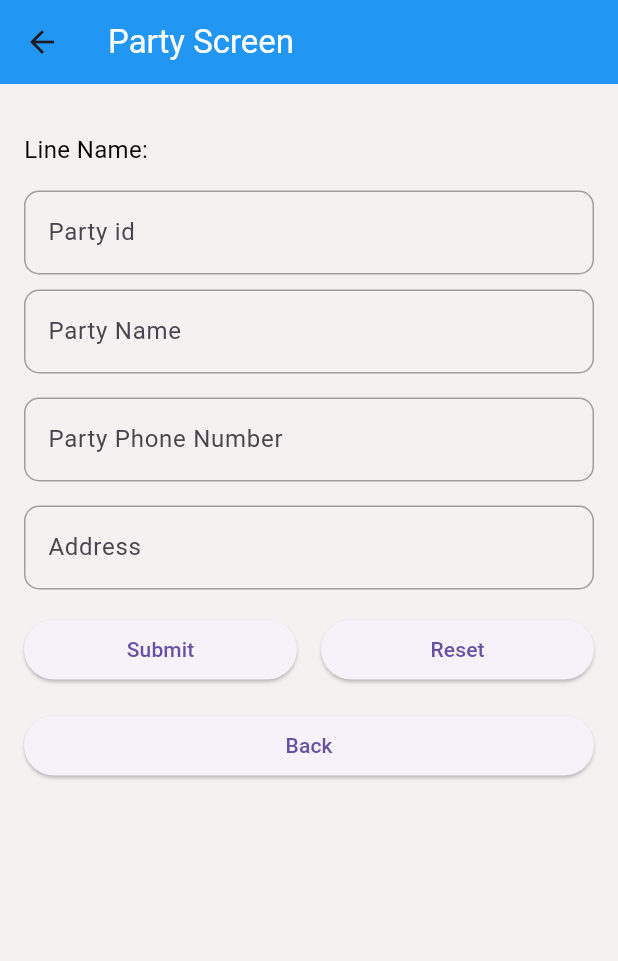
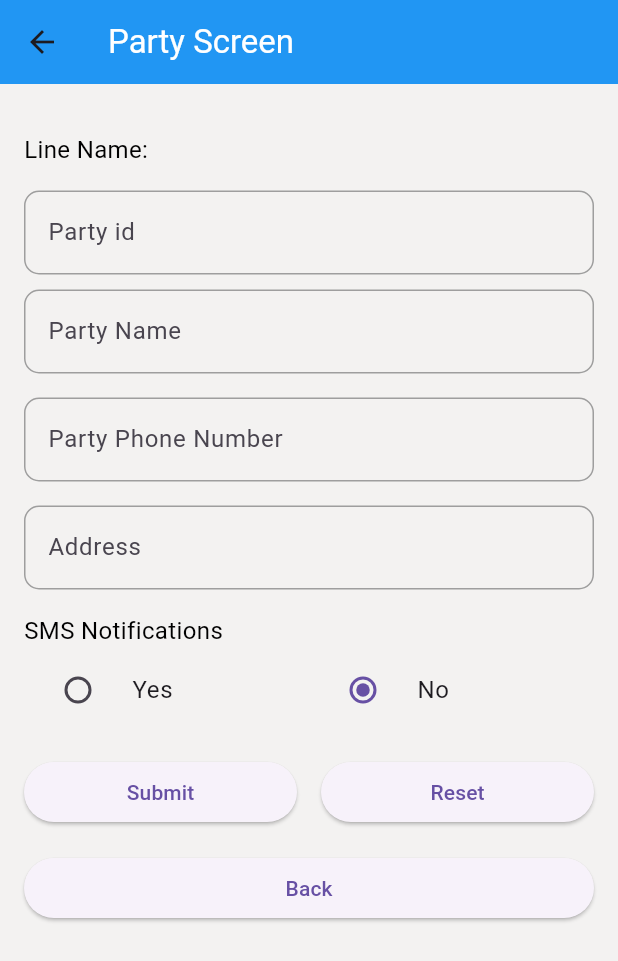
Before and after one commit to sasiksk/svfin, a Flutter app: the PartyScreen screen opened directly, on a phone screen of 412 x 824 dp. Shown: the top 961 px of the screen. Run offline on Flutter 3.47's test engine with Material 3 defaults, Android fonts, the phone set to English and light mode, and no system bars; our stand-ins replace flutter_riverpod, font_awesome_flutter, open_file, pdf, shared_preferences and 1 more; missing offline and left inert: dart:ffi; accounts and stored records are empty; Roboto replaces fonts that are missing (Times New Roman).

Commit message:
01-12-2424

```diff
--- a/lib/Utilities/PartyScreen.dart
+++ b/lib/Utilities/PartyScreen.dart
@@ -29,6 +29,7 @@ class _PartyScreenState extends ConsumerState<PartyScreen> {
   final _formKey = GlobalKey<FormState>();
 
   late String _lineName;
+  bool _sms = false; // Default value for SMS
 
   @override
   void initState() {
@@ -51,6 +52,9 @@ class _PartyScreenState extends ConsumerState<PartyScreen> {
     _partyPhoneNumberController.clear();
     _partyidController.clear();
     _addressController.clear();
+    setState(() {
+      _sms = false; // Reset SMS to default value
+    });
   }
 
   Future<void> _submitForm() async {
@@ -62,6 +66,7 @@ class _PartyScreenState extends ConsumerState<PartyScreen> {
           partyName: _partyNameController.text,
           partyPhoneNumber: _partyPhoneNumberController.text,
           address: _addressController.text,
+          sms: _sms,
         );
         ScaffoldMessenger.of(context).showSnackBar(
           SnackBar(content: Text('Party added successfully')),
@@ -153,6 +158,39 @@ class _PartyScreenState extends ConsumerState<PartyScreen> {
                   },
                 ),
                 SizedBox(height: 16.0),
+                Text(
+                  'SMS Notifications',
+                  style: TextStyle(fontSize: 16.0),
+                ),
+                Row(
+                  children: [
+                    Expanded(
+                      child: RadioListTile<bool>(
+                        title: Text('Yes'),
+                        value: true,
+                        groupValue: _sms,
+                        onChanged: (value) {
+                          setState(() {
+                            _sms = value!;
+                          });
+                        },
+                      ),
+                    ),
+                    Expanded(
+                      child: RadioListTile<bool>(
+                        title: Text('No'),
+                        value: false,
+                        groupValue: _sms,
+                        onChanged: (value) {
+                          setState(() {
+                            _sms = value!;
+                          });
+                        },
+                      ),
+                    ),
+                  ],
+                ),
+                SizedBox(height: 16.0),
                 Row(
                   children: [
                     Expanded(
--- a/lib/home_screen.dart
+++ b/lib/home_screen.dart
@@ -2,10 +2,10 @@ import 'package:flutter/material.dart';
 import 'package:flutter_riverpod/flutter_riverpod.dart';
 import 'package:svf/Data/Databasehelper.dart';
 import 'package:svf/LineScreen.dart';
-import 'package:svf/ReportScreen.dart';
+
 import 'package:svf/ReportScreen2.dart';
 import 'package:svf/Utilities/AppBar.dart';
-import 'package:svf/Utilities/BottomNavigationBar.dart';
+
 import 'package:svf/Utilities/EmptyDetailsCard.dart';
 import 'package:svf/Utilities/LineCard.dart';
 import 'package:svf/Utilities/drawer.dart';
@@ -30,7 +30,7 @@ class _HomeScreenState extends ConsumerState<HomeScreen> {
   void initState() {
     super.initState();
     loadLineNames();
-    dbLending.updateDaysRem();
+
     loadLineDetails();
   }
 
```
Also changed, not shown: lib/CollectionScreen.dart (+4 -4 lines), lib/Data/Databasehelper.dart (+16 -68 lines), lib/LendingScreen.dart (+0 -7 lines), lib/PartyDetailScreen.dart (+1 -14 lines), lib/linedetailScreen.dart (+4 -26 lines).
